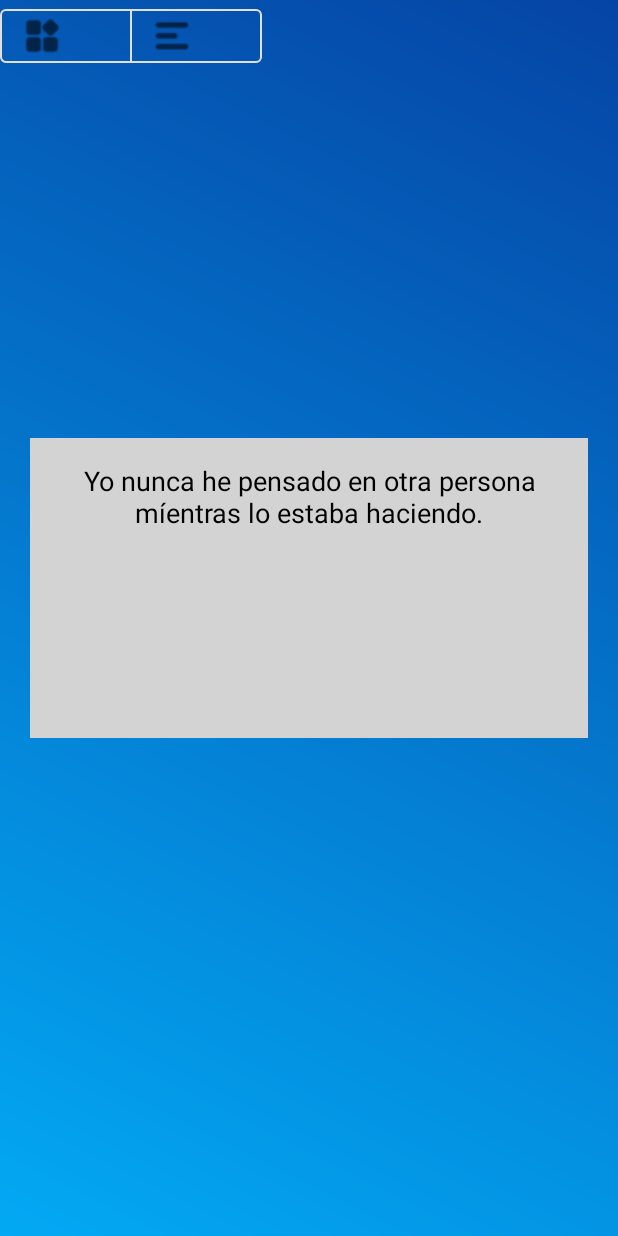
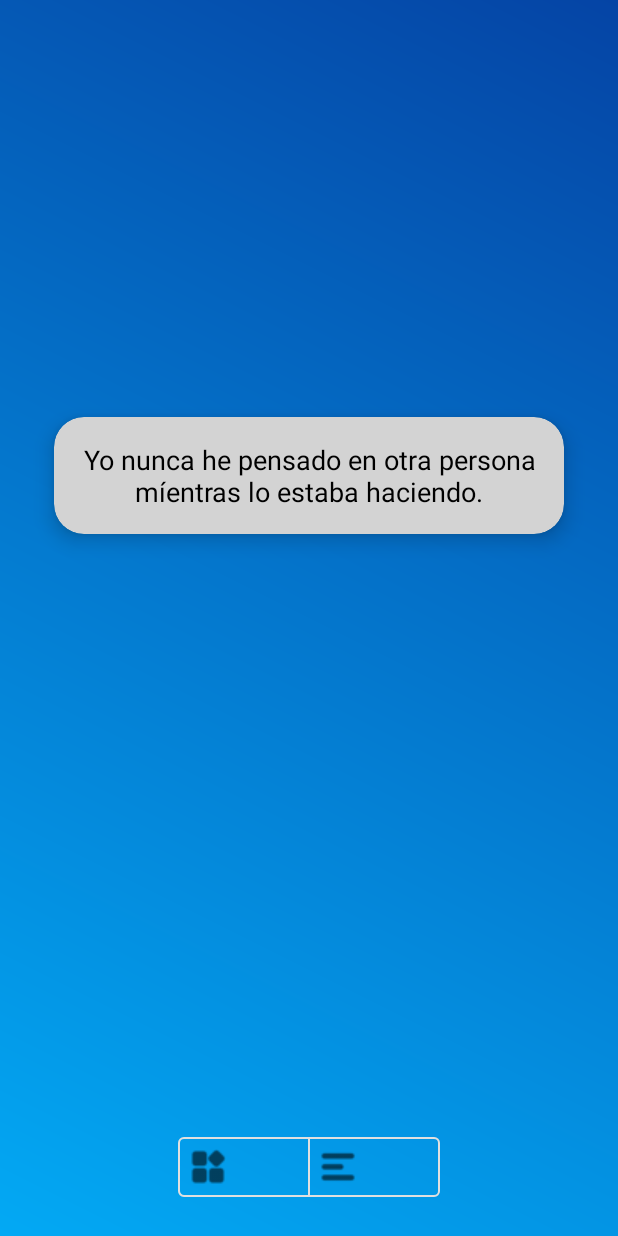
Before and after one commit to DanielVegaG/BeberEnBabia, an Android app: the ActivityYoNunca screen opened directly, with no data from a screen before it, on a phone screen of 412 x 824 dp. Run offline under Robolectric (Android 15) with nearby library versions, the phone set to English and light mode, and no system bars.

Commit message:
Yo nunca con las tarjetas curiosas por fin

```diff
--- a/app/src/main/res/layout/activity_yo_nunca.xml
+++ b/app/src/main/res/layout/activity_yo_nunca.xml
@@ -5,33 +5,33 @@
     android:id="@+id/container_yo_nunca"
     android:layout_width="match_parent"
     android:layout_height="match_parent"
-    android:layout_gravity="center_vertical"
     tools:context=".yonunca.ActivityYoNunca"
     android:background="@drawable/background_gradient">
 
     <androidx.viewpager.widget.ViewPager
         android:id="@+id/vpYoNunca"
         android:layout_width="match_parent"
-        android:layout_height="200dp"
+        android:layout_height="300dp"
         android:layout_gravity="center"
-        android:layout_marginBottom="20dp"
-        android:layout_marginLeft="20dp"
-        android:layout_marginRight="20dp"
+        android:layout_margin="20dp"
         tools:ignore="SpeakableTextPresentCheck"
         />
 
-
     <com.google.android.material.button.MaterialButtonToggleGroup
         android:id="@+id/toggleButtonGroup"
+        android:layout_width="wrap_content"
         android:layout_height="wrap_content"
-        android:layout_width="wrap_content"
+        android:layout_gravity="center_horizontal|bottom"
+        android:layout_marginBottom="20dp"
         app:singleSelection="true">
+
         <Button
             android:id="@+id/bYoNuncaTarjeta"
             android:layout_width="wrap_content"
             android:layout_height="wrap_content"
             app:icon="@drawable/menu_cuadrado_24x24"
             style="?attr/materialButtonOutlinedStyle"
+            android:padding="8dp"
             />
 
         <Button
@@ -40,9 +40,9 @@
             android:layout_height="wrap_content"
             app:icon="@drawable/menu_linea_24x24"
             style="?attr/materialButtonOutlinedStyle"
+            android:padding="8dp"
             />
-</com.google.android.material.button.MaterialButtonToggleGroup>
-
+    </com.google.android.material.button.MaterialButtonToggleGroup>
 
     <androidx.recyclerview.widget.RecyclerView
         android:id="@+id/rvYoNunca"
@@ -50,7 +50,6 @@
         android:layout_height="match_parent"
         android:layout_marginTop="16dp"
         android:paddingTop="60dp"
-        android:visibility="gone" >
+        android:visibility="gone" />
 
-    </androidx.recyclerview.widget.RecyclerView>
 </FrameLayout>
--- a/app/src/main/res/layout/card_layout.xml
+++ b/app/src/main/res/layout/card_layout.xml
@@ -5,7 +5,6 @@
     android:padding="16dp"
     android:background="@drawable/card_background"
     android:layout_margin="8dp"
-    android:backgroundTint="#FFFFFF"
     android:elevation="8dp"
     android:clipToPadding="false"
     android:outlineSpotShadowColor="#000000"
--- a/app/src/main/res/layout/fragment_tarjeta.xml
+++ b/app/src/main/res/layout/fragment_tarjeta.xml
@@ -3,18 +3,29 @@
     xmlns:tools="http://schemas.android.com/tools"
     android:layout_width="match_parent"
     android:layout_height="match_parent"
-    android:background="@color/light_grey"
     tools:context=".yonunca.TarjetaFragment">
 
-    <!-- Contenido de la tarjeta -->
-    <TextView
-        android:id="@+id/preguntaTextView"
-        android:layout_width="wrap_content"
+    <LinearLayout
+        android:layout_width="match_parent"
         android:layout_height="wrap_content"
-        android:textSize="18sp"
-        android:textColor="@color/black"
+        android:orientation="vertical"
         android:padding="16dp"
-        android:gravity="center"
-        android:text="¿Pregunta aquí?" />
+        android:background="@drawable/card_background"
+        android:layout_margin="16dp"
+        android:elevation="8dp"
+        android:clipToPadding="false"
+        android:outlineSpotShadowColor="#000000"
+        android:clipToOutline="true"
+        android:foreground="?attr/selectableItemBackgroundBorderless"
+        android:foregroundGravity="center">
 
+        <TextView
+            android:id="@+id/preguntaTextView"
+            android:layout_width="match_parent"
+            android:layout_height="wrap_content"
+            android:textSize="18sp"
+            android:textColor="@color/black"
+            android:gravity="center"
+            android:text="¿Pregunta aquí?" />
+    </LinearLayout>
 </FrameLayout>
```
Also changed, not shown: app/src/main/res/layout/item_pregunta.xml (+17 -5 lines).
